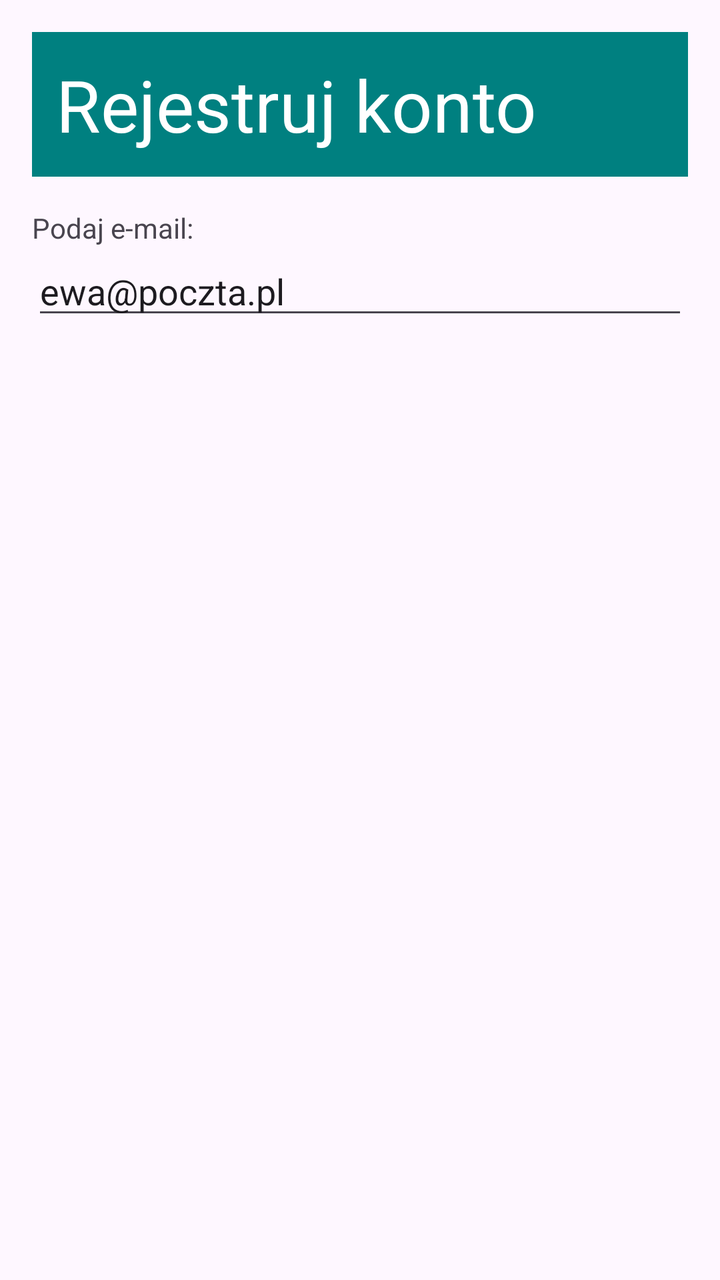
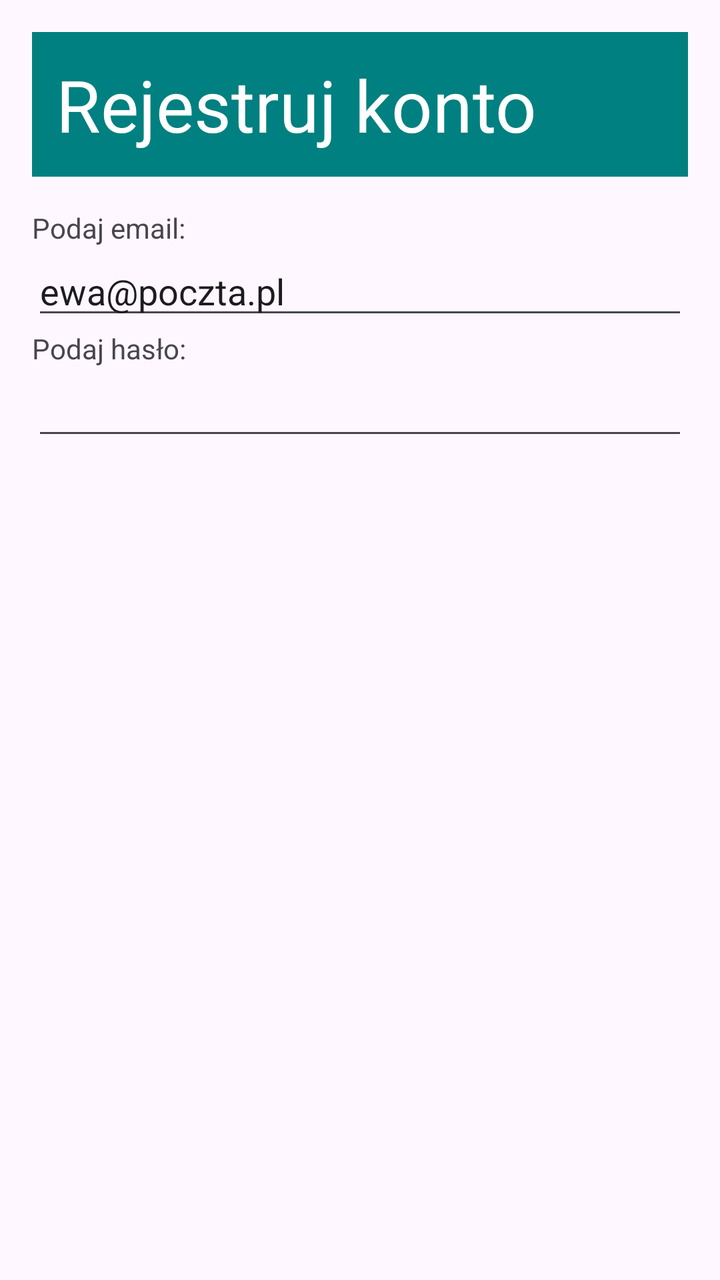

An Android layout rendered at two revisions. The XML below is the earlier revision; the diff shows what the commit changed to produce the second picture.
<!-- AndroidManifest.xml: application theme Theme._2809 -->
<!-- res/layout/activity_main.xml -->
<?xml version="1.0" encoding="utf-8"?>
<LinearLayout xmlns:android="http://schemas.android.com/apk/res/android"
    xmlns:tools="http://schemas.android.com/tools"
    android:id="@+id/main"
    android:layout_width="match_parent"
    android:layout_height="match_parent"
    android:orientation="vertical"
    android:padding="16dp"
    tools:context=".MainActivity">

    <TextView
        android:id="@+id/tvTitle"
        android:layout_width="match_parent"
        android:layout_height="wrap_content"
        android:background="#008080"
        android:gravity="left"
        android:padding="12dp"
        android:text="Rejestruj konto"
        android:textColor="#FFFFFF"
        android:textSize="36sp" />

    <LinearLayout
        android:id="@+id/rowTop"
        android:layout_width="match_parent"
        android:layout_height="wrap_content"
        android:layout_marginTop="16dp"
        android:orientation="vertical">

        <TextView
            android:id="@+id/textView2"
            android:layout_width="match_parent"
            android:layout_height="wrap_content"
            android:text="Podaj e-mail:" />

        <EditText
            android:id="@+id/editTextTextEmailAddress"
            android:layout_width="match_parent"
            android:layout_height="wrap_content"
            android:ems="10"
            android:inputType="textEmailAddress"
            android:text="ewa@poczta.pl" />


    </LinearLayout>

</LinearLayout>
<!-- resources referenced by this layout -->
<resources>
  <style name="Theme._2809" parent="Base.Theme._2809" />
  <style name="Base.Theme._2809" parent="Theme.Material3.DayNight.NoActionBar">
          
          
      </style>
</resources>

<!-- the commit's change to res/layout/activity_main.xml (unified diff, before → after) -->
@@ -30,7 +30,7 @@
             android:id="@+id/textView2"
             android:layout_width="match_parent"
             android:layout_height="wrap_content"
-            android:text="Podaj e-mail:" />
+            android:text="@string/email"/>
 
         <EditText
             android:id="@+id/editTextTextEmailAddress"
@@ -38,9 +38,24 @@
             android:layout_height="wrap_content"
             android:ems="10"
             android:inputType="textEmailAddress"
-            android:text="ewa@poczta.pl" />
+            android:text="@string/email_tekst" />
+
+        <TextView
+            android:id="@+id/textView3"
+            android:layout_width="match_parent"
+            android:layout_height="wrap_content"
+            android:text="@string/haslo"
+            />
+
+        <EditText
+            android:id="@+id/editTextTextPassword2"
+            android:layout_width="match_parent"
+            android:layout_height="wrap_content"
+            android:ems="10"
+            android:inputType="textPassword"
+            />
+    </LinearLayout>
 
 
-    </LinearLayout>
 
 </LinearLayout>
<!-- resource entries referenced after the edit -->
@@ -1,5 +1,9 @@
 <!-- resources referenced by this layout -->
 <resources>
+  <string name="email">Podaj email:</string>
+  <string name="email_tekst">ewa@poczta.pl</string>
+      v
+  <string name="haslo">Podaj hasło:</string>
   <style name="Theme._2809" parent="Base.Theme._2809" />
   <style name="Base.Theme._2809" parent="Theme.Material3.DayNight.NoActionBar">
           
